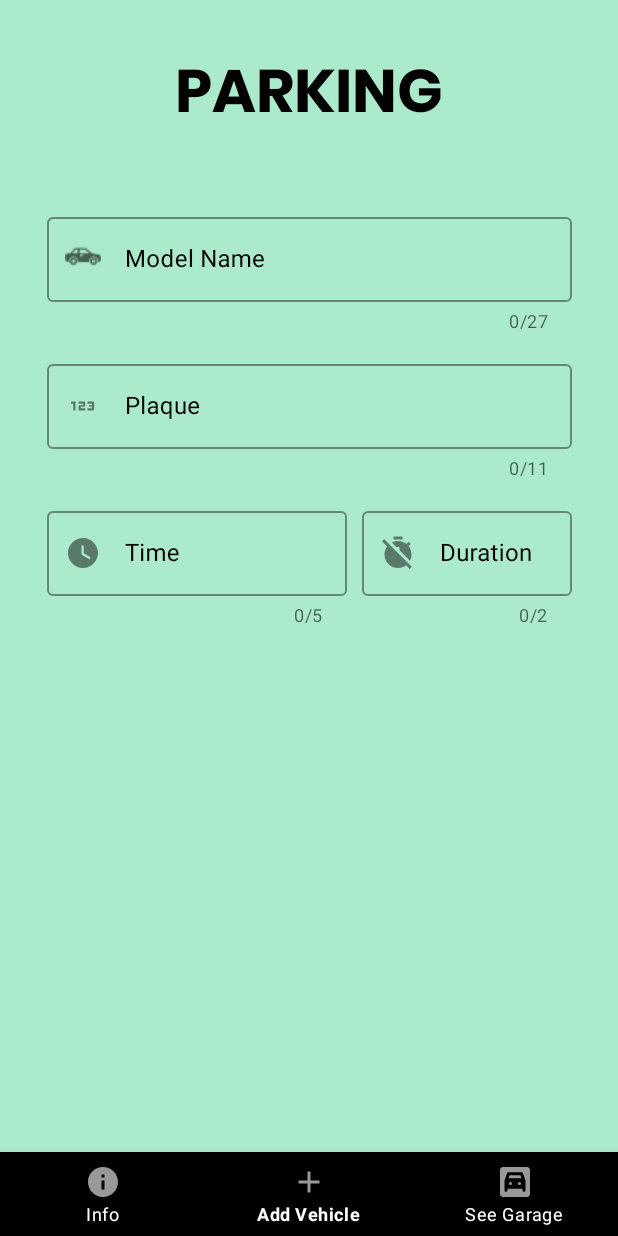
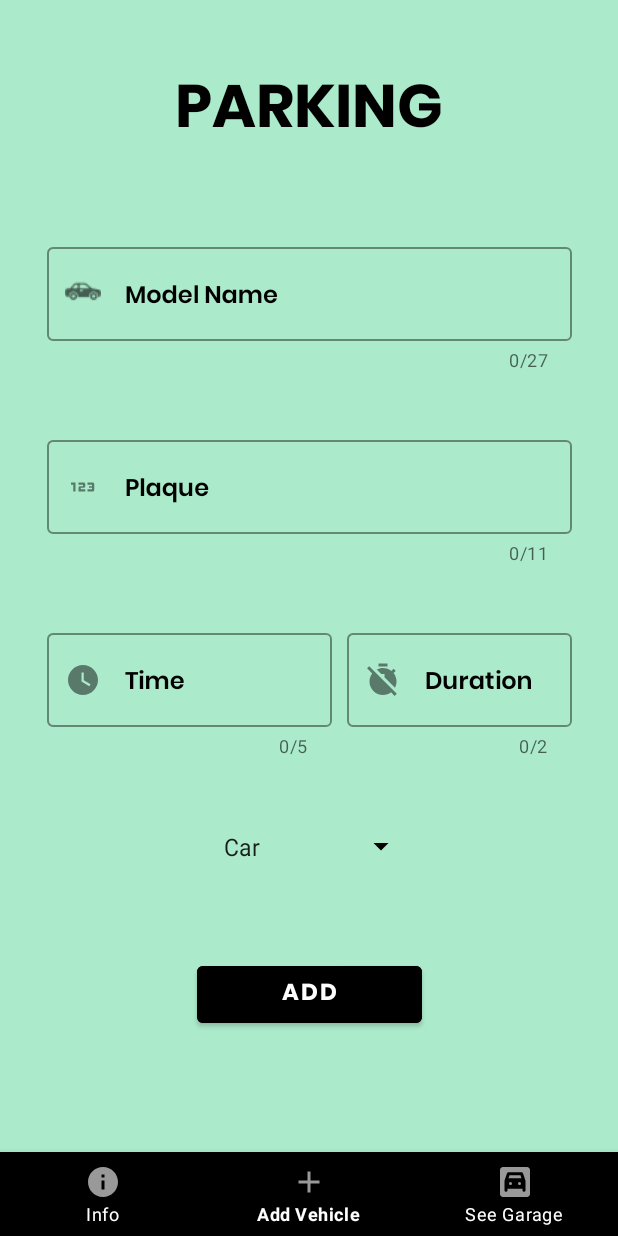
Before and after one commit to OmerOzen10/Garage-Application-in-Android-Studio, an Android app: the screen it shows after launch (MainActivity), item 2 of the bottom bar chosen, on a phone screen of 412 x 824 dp. Run offline under Robolectric (Android 15) with nearby library versions, the phone set to English and light mode, and no system bars; our stand-ins replace Firebase (no records; nobody signed in at launch, a user with empty details on screens opened directly).

Commit message:
3rd day of the Project
I finished the add fragment and I did the connections between firebase and my project. But i have some problems with the Correction(); method. I will try to fix it tomorrow

```diff
--- a/app/build.gradle
+++ b/app/build.gradle
@@ -1,5 +1,6 @@
 plugins {
     id 'com.android.application'
+    id 'com.google.gms.google-services'
 }
 
 android {
@@ -33,6 +34,7 @@ dependencies {
     implementation 'androidx.appcompat:appcompat:1.6.0'
     implementation 'com.google.android.material:material:1.8.0'
     implementation 'androidx.constraintlayout:constraintlayout:2.1.4'
+    implementation 'com.google.firebase:firebase-database:20.1.0'
     testImplementation 'junit:junit:4.13.2'
     androidTestImplementation 'androidx.test.ext:junit:1.1.5'
     androidTestImplementation 'androidx.test.espresso:espresso-core:3.5.1'
--- a/app/src/main/java/com/example/parkngapplcaton/AddFragment.java
+++ b/app/src/main/java/com/example/parkngapplcaton/AddFragment.java
@@ -7,25 +7,39 @@ import android.text.TextWatcher;
 import android.view.LayoutInflater;
 import android.view.View;
 import android.view.ViewGroup;
+import android.widget.Button;
+import android.widget.Spinner;
 import android.widget.TextView;
+import android.widget.Toast;
 
 import androidx.annotation.NonNull;
 import androidx.annotation.Nullable;
 import androidx.cardview.widget.CardView;
 import androidx.fragment.app.Fragment;
 
+import com.google.android.gms.tasks.OnCompleteListener;
+import com.google.android.gms.tasks.Task;
 import com.google.android.material.textfield.TextInputEditText;
 import com.google.android.material.textfield.TextInputLayout;
+import com.google.firebase.database.DatabaseReference;
+import com.google.firebase.database.FirebaseDatabase;
 
 import java.sql.Date;
 import java.sql.Time;
 import java.util.Locale;
+import java.util.Objects;
 
 public class AddFragment extends Fragment {
 
     TextInputLayout layoutModel,layoutPlaque,layoutEntered,layoutDuration;
 
     TextInputEditText edtModel,edtPlaque,edtEntered,edtDuration;
+
+    Spinner vehicleType;
+
+    Button addButton;
+
+    DatabaseReference databaseReference;
 
     @Override
     public void onViewCreated(@NonNull View view, @Nullable Bundle savedInstanceState) {
@@ -39,7 +53,56 @@ public class AddFragment extends Fragment {
         layoutDuration = view.findViewById(R.id.layoutDuration);
         edtDuration = view.findViewById(R.id.edtDuration);
 
+        vehicleType = view.findViewById(R.id.vehicleType);
+        addButton = view.findViewById(R.id.addButton);
+
+        databaseReference = FirebaseDatabase.getInstance().getReference();
         Correction();
+
+
+
+        addButton.setOnClickListener(new View.OnClickListener() {
+            @Override
+            public void onClick(View view) {
+             if (Correction()){
+                 InsertData();
+             } else {
+                 Toast.makeText(getView().getContext(), "SOMETHING WENT WRONG!!", Toast.LENGTH_SHORT).show();
+             }
+            }
+        });
+
+
+    }
+
+    private void InsertData() {
+
+        String modelName = Objects.requireNonNull(edtModel.getText()).toString();
+        String plaque = Objects.requireNonNull(edtPlaque.getText()).toString();
+        String time = Objects.requireNonNull(edtEntered.getText()).toString();
+        String duration = Objects.requireNonNull(edtDuration.getText()).toString();
+        String vehicle = vehicleType.getSelectedItem().toString();
+        int id = MainActivity.vehicleList.size()+1;
+
+        Vehicles vehicles = new Vehicles(modelName,plaque,time,duration,vehicle,id);
+
+
+
+            databaseReference.child("vehicles").child(String.valueOf(id)).setValue(vehicles)
+                    .addOnCompleteListener(new OnCompleteListener<Void>() {
+                        @Override
+                        public void onComplete(@NonNull Task<Void> task) {
+                            if (task.isSuccessful()) {
+                                Toast.makeText(getView().getContext(), "Added Successfully!", Toast.LENGTH_SHORT).show();
+                            }
+
+
+                        }
+                    });
+
+
+
+
     }
 
     public boolean Correction(){
--- a/app/src/main/java/com/example/parkngapplcaton/MainActivity.java
+++ b/app/src/main/java/com/example/parkngapplcaton/MainActivity.java
@@ -9,21 +9,63 @@ import androidx.fragment.app.FragmentManager;
 import android.annotation.SuppressLint;
 import android.media.Image;
 import android.os.Bundle;
+import android.util.Log;
 import android.view.MenuItem;
 import android.widget.ImageView;
 
 import com.google.android.material.bottomnavigation.BottomNavigationView;
 import com.google.android.material.navigation.NavigationBarView;
+import com.google.firebase.database.DataSnapshot;
+import com.google.firebase.database.DatabaseError;
+import com.google.firebase.database.DatabaseReference;
+import com.google.firebase.database.FirebaseDatabase;
+import com.google.firebase.database.ValueEventListener;
+
+import java.util.ArrayList;
 
 public class MainActivity extends AppCompatActivity {
+
+    public static ArrayList<Vehicles> vehicleList;
+    public static final String TAG = "MainActivity";
+
+    public static DatabaseReference databaseReference;
 
     @Override
     protected void onCreate(Bundle savedInstanceState) {
         super.onCreate(savedInstanceState);
         setContentView(R.layout.activity_main);
         getSupportFragmentManager().beginTransaction().replace(R.id.frame,new InfoFragment()).addToBackStack(null).commit();
+
+        vehicleList = new ArrayList<>();
+
         BottomNavigationView bottomNavigationView = findViewById(R.id.bottom_nav);
         bottomNavigationView.setOnItemSelectedListener(navListener);
+
+        databaseReference = FirebaseDatabase.getInstance().getReference("vehicles");
+        readData();
+    }
+
+    private void readData() {
+
+        ValueEventListener postListener = new ValueEventListener() {
+            @Override
+            public void onDataChange(@NonNull DataSnapshot snapshot) {
+                vehicleList.clear();
+                for (DataSnapshot dataSnapshot: snapshot.getChildren()){
+                    Vehicles vehicles = dataSnapshot.getValue(Vehicles.class);
+                    vehicleList.add(vehicles);
+                }
+            }
+
+            @Override
+            public void onCancelled(@NonNull DatabaseError error) {
+
+                Log.w(TAG, "loadPost:onCancelled ", error.toException());
+
+            }
+        };
+        databaseReference.addValueEventListener(postListener);
+
     }
 
     private NavigationBarView.OnItemSelectedListener navListener =
--- a/app/src/main/res/layout/fragment_add.xml
+++ b/app/src/main/res/layout/fragment_add.xml
@@ -11,7 +11,7 @@
         android:id="@+id/txtParking"
         android:layout_width="wrap_content"
         android:layout_height="wrap_content"
-        android:layout_marginTop="30dp"
+        android:layout_marginTop="40dp"
         android:fontFamily="@font/poppins_bold"
         android:text="PARKING"
         android:textColor="#000000"
@@ -25,7 +25,7 @@
         style="@style/Widget.MaterialComponents.TextInputLayout.OutlinedBox"
         android:layout_width="350dp"
         android:layout_height="wrap_content"
-        android:layout_marginTop="40dp"
+        android:layout_marginTop="50dp"
         android:hint="Model Name"
         android:textColorHint="@color/black"
         app:boxStrokeColor="@color/black"
@@ -45,6 +45,7 @@
             android:id="@+id/edtModel"
             android:layout_width="match_parent"
             android:layout_height="wrap_content"
+            android:fontFamily="@font/poppins_semibold"
             android:maxLength="27"
             android:outlineAmbientShadowColor="@color/black" />
 
@@ -56,7 +57,7 @@
         style="@style/Widget.MaterialComponents.TextInputLayout.OutlinedBox"
         android:layout_width="350dp"
         android:layout_height="wrap_content"
-        android:layout_marginTop="15dp"
+        android:layout_marginTop="40dp"
         android:hint="Plaque"
         android:textColorHint="@color/black"
         app:boxStrokeColor="@color/black"
@@ -78,6 +79,7 @@
             android:layout_width="match_parent"
             android:layout_height="wrap_content"
             android:layout_marginTop="15dp"
+            android:fontFamily="@font/poppins_semibold"
             android:maxLength="11"
             android:outlineAmbientShadowColor="@color/black"
             app:layout_constraintStart_toStartOf="@+id/layoutPlaque" />
@@ -88,9 +90,9 @@
     <com.google.android.material.textfield.TextInputLayout
         android:id="@+id/layoutEntered"
         style="@style/Widget.MaterialComponents.TextInputLayout.OutlinedBox"
-        android:layout_width="200dp"
+        android:layout_width="190dp"
         android:layout_height="wrap_content"
-        android:layout_marginTop="15dp"
+        android:layout_marginTop="40dp"
         android:hint="Time"
         android:textColorHint="@color/black"
         app:boxStrokeColor="@color/black"
@@ -112,6 +114,7 @@
             android:layout_width="match_parent"
             android:layout_height="wrap_content"
             android:layout_marginTop="15dp"
+            android:fontFamily="@font/poppins_semibold"
             android:maxLength="5"
             android:outlineAmbientShadowColor="@color/black"
             app:layout_constraintStart_toStartOf="@+id/layoutEntered" />
@@ -122,7 +125,7 @@
     <com.google.android.material.textfield.TextInputLayout
         android:id="@+id/layoutDuration"
         style="@style/Widget.MaterialComponents.TextInputLayout.OutlinedBox"
-        android:layout_width="140dp"
+        android:layout_width="150dp"
         android:layout_height="wrap_content"
         android:layout_marginLeft="10dp"
         android:hint="Duration"
@@ -149,11 +152,56 @@
             android:layout_height="wrap_content"
             android:layout_marginTop="15dp"
             android:maxLength="2"
+            android:fontFamily="@font/poppins_semibold"
             android:outlineAmbientShadowColor="@color/black"
             app:layout_constraintStart_toStartOf="@+id/layoutDuration" />
 
 
     </com.google.android.material.textfield.TextInputLayout>
 
+    <androidx.cardview.widget.CardView
+        android:id="@+id/cardView"
+        android:layout_width="wrap_content"
+        android:layout_height="wrap_content"
+        android:layout_marginTop="32dp"
+        android:outlineSpotShadowColor="@color/white"
+        app:cardBackgroundColor="#98DAC9"
+        app:cardCornerRadius="30dp"
+        app:layout_constraintEnd_toEndOf="parent"
+        app:layout_constraintStart_toStartOf="parent"
+        app:layout_constraintTop_toBottomOf="@+id/layoutEntered">
+
+    </androidx.cardview.widget.CardView>
+
+    <Button
+        android:id="@+id/addButton"
+        android:layout_width="150dp"
+        android:layout_height="50dp"
+        android:layout_marginTop="20dp"
+        android:backgroundTint="@color/black"
+        android:fontFamily="@font/poppins_bold"
+        android:text="ADD"
+        android:textColor="@color/white"
+        android:textSize="15sp"
+        app:layout_constraintBottom_toBottomOf="parent"
+        app:layout_constraintEnd_toEndOf="parent"
+        app:layout_constraintStart_toStartOf="parent"
+        app:layout_constraintTop_toBottomOf="@+id/cardView">
+
+    </Button>
+
+    <Spinner
+        android:id="@+id/vehicleType"
+        android:layout_width="wrap_content"
+        android:layout_height="wrap_content"
+        android:layout_marginTop="40dp"
+        android:backgroundTint="@color/black"
+        android:entries="@array/item_names"
+        android:padding="8dp"
+        app:layout_constraintEnd_toEndOf="@+id/layoutDuration"
+        app:layout_constraintHorizontal_bias="0.497"
+        app:layout_constraintStart_toStartOf="@+id/layoutEntered"
+        app:layout_constraintTop_toBottomOf="@+id/layoutEntered" />
+
 
 </androidx.constraintlayout.widget.ConstraintLayout>
--- a/app/src/main/res/values/strings.xml
+++ b/app/src/main/res/values/strings.xml
@@ -1,3 +1,11 @@
 <resources>
     <string name="app_name">ParkingApplication</string>
+
+    <string-array name="item_names">
+        <item>Car</item>
+        <item>Truck</item>
+        <item>Bus</item>
+        <item>Taxi</item>
+        <item>Motorcycle</item>
+    </string-array>
 </resources>
--- a/build.gradle
+++ b/build.gradle
@@ -1,4 +1,9 @@
 // Top-level build file where you can add configuration options common to all sub-projects/modules.
+buildscript {
+    dependencies {
+        classpath 'com.google.gms:google-services:4.3.15'
+    }
+}
 plugins {
     id 'com.android.application' version '7.4.0' apply false
     id 'com.android.library' version '7.4.0' apply false
```
Also changed, not shown: app/src/main/java/com/example/parkngapplcaton/Vehicles.java (added, +83 -0 lines), 1 other file.
